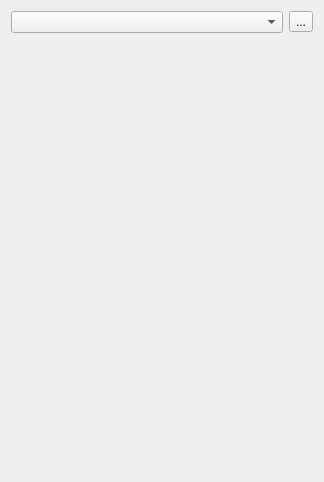
The window that src/plugins/ConnectionManager/ConnectionWidget.ui (OpenSpeedShop/gui) describes before a commit, drawn with Qt 5.
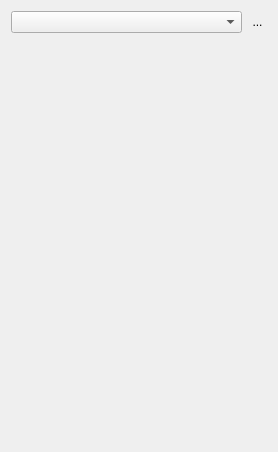
The same window after the commit. Icons and pictures are not drawn.

Diff of the .ui file:
```diff
--- a/src/plugins/ConnectionManager/ConnectionWidget.ui
+++ b/src/plugins/ConnectionManager/ConnectionWidget.ui
@@ -6,8 +6,8 @@
    <rect>
     <x>0</x>
     <y>0</y>
-    <width>324</width>
-    <height>482</height>
+    <width>278</width>
+    <height>452</height>
    </rect>
   </property>
   <property name="sizePolicy">
@@ -37,8 +37,8 @@
      </item>
      <item>
       <widget class="QToolButton" name="btnConnect">
-       <property name="enabled">
-        <bool>true</bool>
+       <property name="styleSheet">
+        <string notr="true">border: none;</string>
        </property>
        <property name="text">
         <string>...</string>
```
Left out of the diff: 4 changed lines with no effect on the pictures.
